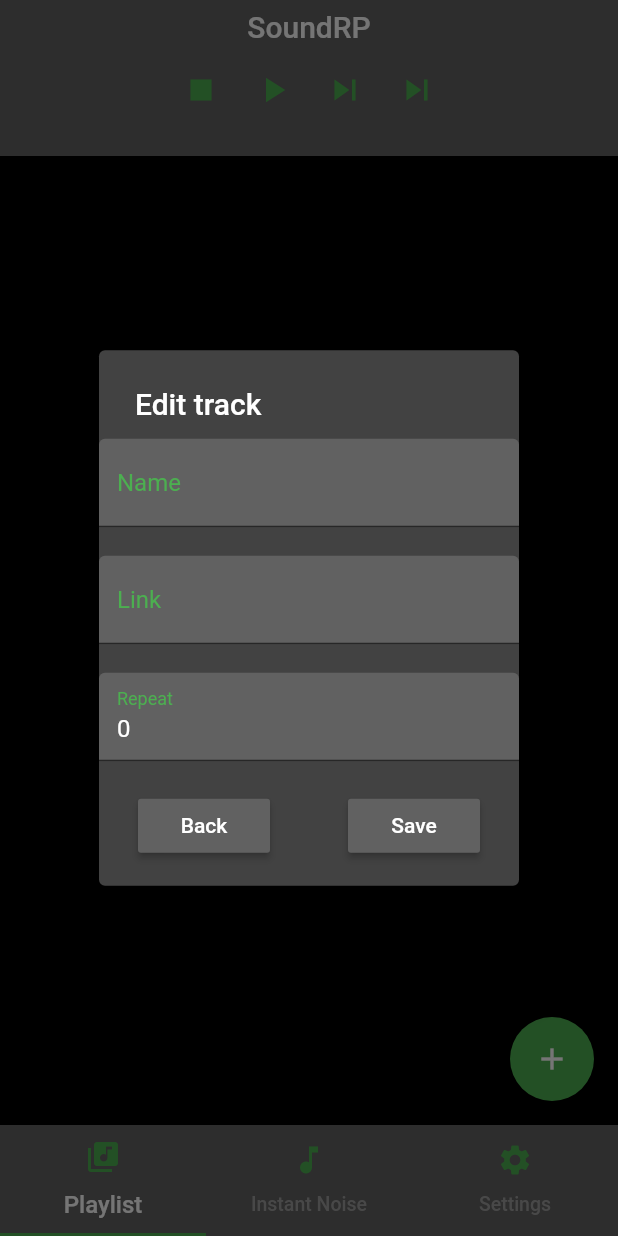
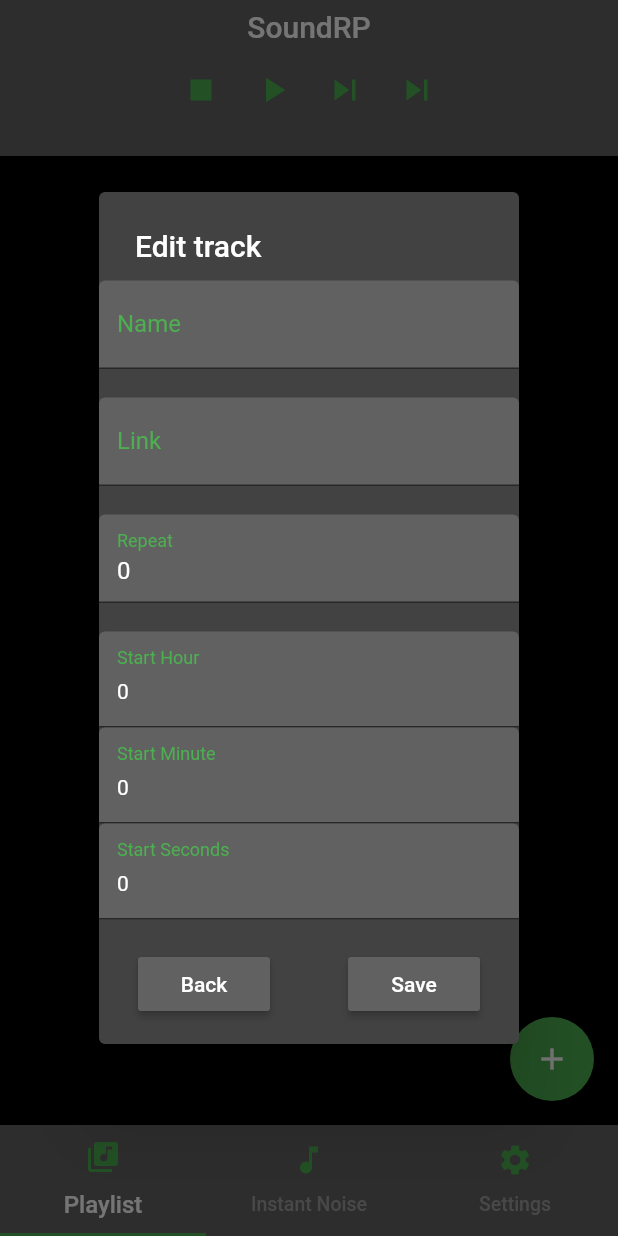
Before and after one commit to Dan7s/Sound_RP, a Flutter app: the screen it shows after launch, after a tap on the "add" icon, on a phone screen of 412 x 824 dp. Run offline on Flutter 3.47's test engine with Material 2 defaults, Android fonts, the phone set to English and light mode, and no system bars; our stand-ins replace audioplayers.

Commit message:
Adding custom forms, for start at featetute

```diff
--- a/lib/tabs/playlist.dart
+++ b/lib/tabs/playlist.dart
@@ -1,4 +1,42 @@
 import 'package:flutter/material.dart';
+
+class DropdownFormField<T> extends FormField<T> {
+  DropdownFormField({
+    Key key,
+    InputDecoration decoration,
+    T initialValue,
+    TextStyle style,
+    List<DropdownMenuItem<T>> items,
+    bool autovalidate = false,
+    FormFieldSetter<T> onSaved,
+    FormFieldValidator<T> validator,
+  }) : super(
+          key: key,
+          onSaved: onSaved,
+          validator: validator,
+          autovalidate: autovalidate,
+          initialValue: items.contains(initialValue) ? initialValue : initialValue,
+          builder: (FormFieldState<T> field) {
+            final InputDecoration effectiveDecoration = (decoration ?? const InputDecoration())
+                .applyDefaults(Theme.of(field.context).inputDecorationTheme);
+
+            return InputDecorator(
+              decoration:
+                  effectiveDecoration.copyWith(errorText: field.hasError ? field.errorText : null),
+              isEmpty: field.value == '' || field.value == null,
+              child: DropdownButtonHideUnderline(
+                child: DropdownButton<T>(
+                  style: style,
+                  value: field.value,
+                  isDense: true,
+                  onChanged: field.didChange,
+                  items: items.toList(),
+                ),
+              ),
+            );
+          },
+        );
+}
 
 class PlaylistTab extends StatefulWidget {
 	@override
@@ -135,6 +173,9 @@ Future<Track> editTrack(BuildContext context, track) {		//editing tacks dialog
 	String link = track.link;
 	String repeat = track.repeat.toString();
 	String id = track.id.toString();
+	int startH = 0;
+	int startM = 0;
+	int startS = 0;
 
 	final _formKey = GlobalKey<FormState>();
 
@@ -147,6 +188,9 @@ Future<Track> editTrack(BuildContext context, track) {		//editing tacks dialog
 				children: [
 					Form(
 						key: _formKey,
+						child: new Theme(
+							data: Theme.of(context).copyWith(
+								canvasColor: Color(0xFF616161),),
 							child: Column(
 								mainAxisAlignment: MainAxisAlignment.spaceEvenly,
 								mainAxisSize: MainAxisSize.max,
@@ -206,11 +250,87 @@ Future<Track> editTrack(BuildContext context, track) {		//editing tacks dialog
 										),
 										validator: (value) {
 											if (value.isEmpty) {
-											return 'Please repeat count';
+												return 'Please input repeat count';
 											}
 										},
 										initialValue: repeat,
 										onSaved: (val) => repeat = val,
+									),
+									Text(""),
+									DropdownFormField<int>(
+										style: TextStyle(color: Colors.white),
+										items: List.generate(61, (index) {
+											return DropdownMenuItem<int>(
+												value: index,
+												child: Text('$index'),
+											);
+										}),
+										decoration: const InputDecoration(
+											labelText: 'Start Hour',
+											labelStyle: TextStyle(color: Colors.green),
+											filled: true,
+											fillColor: Color(0xFF616161),
+											focusedBorder: const OutlineInputBorder(
+											      borderSide: const BorderSide(color: Colors.green),
+											),
+										),
+										validator: (value) {
+											if (value == null) {
+												return 'Please input start time';
+											}
+										},
+										initialValue: startH,
+										onSaved: (val) => startH = val,
+									),
+									DropdownFormField<int>(
+										style: TextStyle(color: Colors.white),
+										items: List.generate(61, (index) {
+											return DropdownMenuItem<int>(
+												value: index,
+												child: Text('$index'),
+											);
+										}),
+										decoration: const InputDecoration(
+											labelText: 'Start Minute',
+											labelStyle: TextStyle(color: Colors.green),
+											filled: true,
+											fillColor: Color(0xFF616161),
+											focusedBorder: const OutlineInputBorder(
+											      borderSide: const BorderSide(color: Colors.green),
+											),
+										),
+										validator: (value) {
+											if (value == null) {
+												return 'Please input start time';
+											}
+										},
+										initialValue: startM,
+										onSaved: (val) => startM = val,
+									),
+									DropdownFormField<int>(
+										style: TextStyle(color: Colors.white),
+										items: List.generate(61, (index) {
+											return DropdownMenuItem<int>(
+												value: index,
+												child: Text('$index'),
+											);
+										}),
+										decoration: const InputDecoration(
+											labelText: 'Start Seconds',
+											labelStyle: TextStyle(color: Colors.green),
+											filled: true,
+											fillColor: Color(0xFF616161),
+											focusedBorder: const OutlineInputBorder(
+											      borderSide: const BorderSide(color: Colors.green),
+											),
+										),
+										validator: (value) {
+											if (value == null) {
+												return 'Please input start time';
+											}
+										},
+										initialValue: startS,
+										onSaved: (val) => startS = val,
 									),
 									Text(""),
 									Row(
@@ -248,6 +368,7 @@ Future<Track> editTrack(BuildContext context, track) {		//editing tacks dialog
 								],
 							),
 						),
+					),
 				],
 			);
 		},
```
Lines whose indentation alone changed are shown as unchanged.
